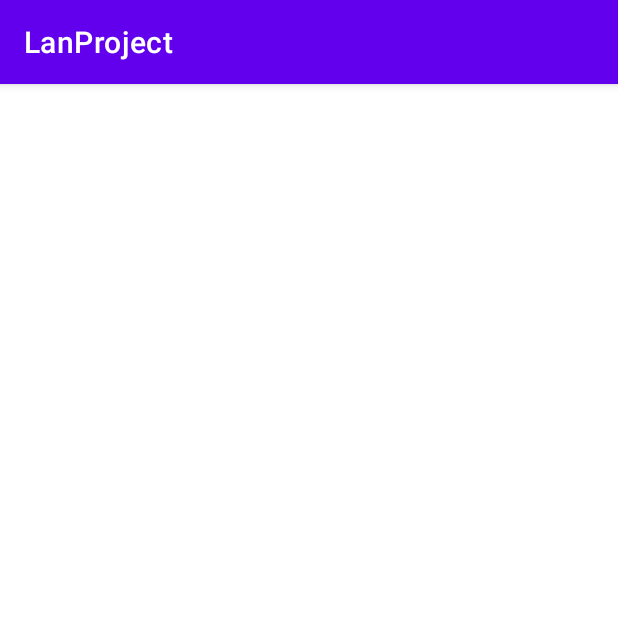
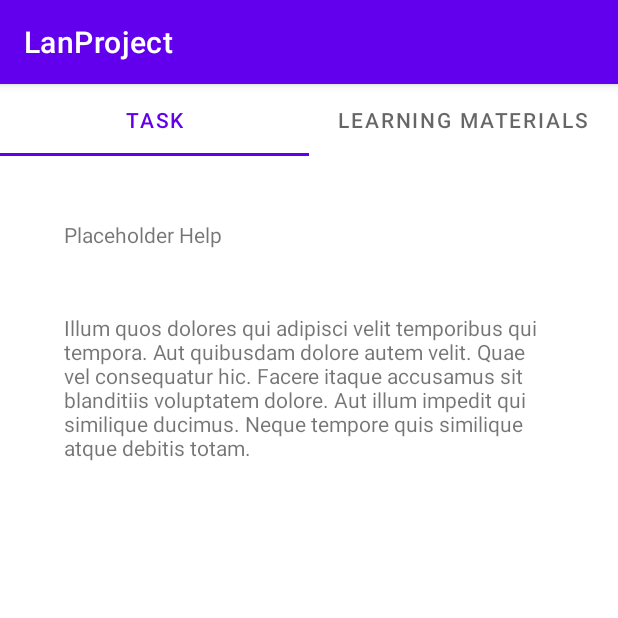
Before and after one commit to Ialda/LanProject, an Android app: the MainPageActivity screen opened directly, with no data from a screen before it, after a tap on "START", on a phone screen of 412 x 824 dp, the top half of it. Run offline under Robolectric (Android 15) with nearby library versions, the light colour scheme and no system bars.

Commit message:
TaskContainer added

```diff
--- a/app/build.gradle
+++ b/app/build.gradle
@@ -39,6 +39,7 @@ dependencies {
     implementation 'androidx.appcompat:appcompat:1.2.0'
     implementation 'com.google.android.material:material:1.2.1'
     implementation 'androidx.constraintlayout:constraintlayout:2.0.4'
+    implementation 'androidx.legacy:legacy-support-v4:1.0.0'
     testImplementation 'junit:junit:4.+'
     androidTestImplementation 'androidx.test.ext:junit:1.1.2'
     androidTestImplementation 'androidx.test.espresso:espresso-core:3.3.0'
--- a/app/src/main/AndroidManifest.xml
+++ b/app/src/main/AndroidManifest.xml
@@ -29,7 +29,7 @@
             <meta-data android:name="android.support.PARENT_ACTIVITY"
                 android:value=".MainPageActivity" />
         </activity>
-        <activity android:name=".Portal1Activity">
+        <activity android:name=".TaskContainer">
             android:parentActivityName=".MainPageActivity">
             <meta-data android:name="android.support.PARENT_ACTIVITY"
                 android:value=".MainPageActivity" />
--- a/app/src/main/java/com/example/lanproject/MainPageActivity.kt
+++ b/app/src/main/java/com/example/lanproject/MainPageActivity.kt
@@ -18,11 +18,11 @@ class MainPageActivity : AppCompatActivity() {
         val Activity = findViewById<Spinner>(R.id.SpinnerActivityChoice)
 
         when (Activity.selectedItem.toString()) {
-            "Activity 1" -> {startActivity(Intent(this, Portal1Activity::class.java))}
-            "Activity 2" -> {startActivity(Intent(this, Portal2Activity::class.java))}
-            "Activity 3" -> {startActivity(Intent(this, Portal3Activity::class.java))}
-            "Activity 4" -> {startActivity(Intent(this, Portal4Activity::class.java))}
-            "Activity 5" -> {startActivity(Intent(this, Portal5Activity::class.java))}
+            "Activity 1" -> {startActivity(Intent(this, TaskContainer::class.java).putExtra("taskID", 0))} // NOTE (linus): how do send fragment in intent? :/
+            "Activity 2" -> {startActivity(Intent(this, TaskContainer::class.java).putExtra("taskID", 1))}
+            "Activity 3" -> {startActivity(Intent(this, TaskContainer::class.java).putExtra("taskID", 2))}
+            "Activity 4" -> {startActivity(Intent(this, TaskContainer::class.java).putExtra("taskID", 3))}
+            "Activity 5" -> {startActivity(Intent(this, TaskContainer::class.java).putExtra("taskID", 4))}
         }
     }
 }
--- a/app/src/main/java/com/example/lanproject/Portal1Activity.kt
+++ /dev/null
@@ -1,11 +0,0 @@
-package com.example.lanproject
-
-import androidx.appcompat.app.AppCompatActivity
-import android.os.Bundle
-
-class Portal1Activity : AppCompatActivity() {
-    override fun onCreate(savedInstanceState: Bundle?) {
-        super.onCreate(savedInstanceState)
-        setContentView(R.layout.activity_portal1)
-    }
-}
--- /dev/null
+++ b/app/src/main/java/com/example/lanproject/TaskContainer.kt
@@ -0,0 +1,46 @@
+package com.example.lanproject
+
+import androidx.appcompat.app.AppCompatActivity
+import android.os.Bundle
+import androidx.fragment.app.Fragment
+import androidx.viewpager2.adapter.FragmentStateAdapter
+import androidx.viewpager2.widget.ViewPager2
+import com.google.android.material.tabs.TabLayout
+import com.google.android.material.tabs.TabLayoutMediator
+
+class TaskContainer : AppCompatActivity() {
+    private inner class PageAdapter(activity: TaskContainer, private val pages: List<Fragment>) : FragmentStateAdapter(activity) {
+        override fun getItemCount(): Int = pages.count()
+        override fun createFragment(position: Int): Fragment = pages[position]
+    }
+
+    // TODO: Fan, this is quick and dirty
+    // Fragments for Tasks 1-5
+    private val taskFragments = listOf(
+        TaskHelpPlaceholder(),
+        TaskHelpPlaceholder(),
+        TaskHelpPlaceholder(),
+        TaskHelpPlaceholder(),
+        TaskHelpPlaceholder()
+    )
+
+    override fun onCreate(savedInstanceState: Bundle?) {
+        super.onCreate(savedInstanceState)
+        setContentView(R.layout.activity_task_container)
+
+        val viewPager = findViewById<ViewPager2>(R.id.viewPager)
+        viewPager.adapter = PageAdapter(this, listOf(
+            taskFragments[intent.getIntExtra("taskID", 0)], // Task Fragment
+            TaskHelpPlaceholder()                                             // Help Fragment
+        ))
+
+        val tabTexts = listOf("Task", "Learning Materials")
+        TabLayoutMediator(  // TODO: prettify all this
+            findViewById(R.id.tabLayout),
+            viewPager
+        ) {
+            tab: TabLayout.Tab, position: Int ->
+            tab.text = if (position <= 1) tabTexts[position] else "Naj nu vart de fel"
+        }.attach()
+    }
+}
--- /dev/null
+++ b/app/src/main/java/com/example/lanproject/TaskHelpPlaceholder.kt
@@ -0,0 +1,13 @@
+package com.example.lanproject
+
+import android.os.Bundle
+import androidx.fragment.app.Fragment
+import android.view.LayoutInflater
+import android.view.View
+import android.view.ViewGroup
+
+class TaskHelpPlaceholder : Fragment(R.layout.fragment_task_help_placeholder) {
+    override fun onViewCreated(view: View, savedInstanceState: Bundle?){
+        super.onViewCreated(view, savedInstanceState)
+    }
+}
--- a/app/src/main/res/layout/activity_portal1.xml
+++ /dev/null
@@ -1,9 +0,0 @@
-<?xml version="1.0" encoding="utf-8"?>
-<androidx.constraintlayout.widget.ConstraintLayout xmlns:android="http://schemas.android.com/apk/res/android"
-    xmlns:app="http://schemas.android.com/apk/res-auto"
-    xmlns:tools="http://schemas.android.com/tools"
-    android:layout_width="match_parent"
-    android:layout_height="match_parent"
-    tools:context=".Portal1Activity">
-
-</androidx.constraintlayout.widget.ConstraintLayout>
--- /dev/null
+++ b/app/src/main/res/layout/activity_task_container.xml
@@ -0,0 +1,38 @@
+<?xml version="1.0" encoding="utf-8"?>
+<androidx.constraintlayout.widget.ConstraintLayout xmlns:android="http://schemas.android.com/apk/res/android"
+    xmlns:app="http://schemas.android.com/apk/res-auto"
+    xmlns:tools="http://schemas.android.com/tools"
+    android:layout_width="match_parent"
+    android:layout_height="match_parent"
+    tools:context=".TaskContainer">
+
+    <com.google.android.material.tabs.TabLayout
+        android:id="@+id/tabLayout"
+        android:layout_width="match_parent"
+        android:layout_height="wrap_content"
+        app:layout_constraintEnd_toEndOf="parent"
+        app:layout_constraintStart_toStartOf="parent"
+        app:layout_constraintTop_toTopOf="parent">
+
+        <com.google.android.material.tabs.TabItem
+            android:layout_width="wrap_content"
+            android:layout_height="wrap_content"
+            android:text="Task" />
+
+        <com.google.android.material.tabs.TabItem
+            android:layout_width="wrap_content"
+            android:layout_height="wrap_content"
+            android:text="Learning Materials" />
+
+    </com.google.android.material.tabs.TabLayout>
+
+    <androidx.viewpager2.widget.ViewPager2
+        android:id="@+id/viewPager"
+        android:layout_width="match_parent"
+        android:layout_height="0dp"
+        app:layout_constraintBottom_toBottomOf="parent"
+        app:layout_constraintEnd_toEndOf="parent"
+        app:layout_constraintStart_toStartOf="parent"
+        app:layout_constraintTop_toBottomOf="@+id/tabLayout" />
+
+</androidx.constraintlayout.widget.ConstraintLayout>
--- /dev/null
+++ b/app/src/main/res/layout/fragment_task_help_placeholder.xml
@@ -0,0 +1,34 @@
+<?xml version="1.0" encoding="utf-8"?>
+<FrameLayout xmlns:android="http://schemas.android.com/apk/res/android"
+    xmlns:app="http://schemas.android.com/apk/res-auto"
+    xmlns:tools="http://schemas.android.com/tools"
+    android:layout_width="match_parent"
+    android:layout_height="match_parent"
+    tools:context=".TaskHelpPlaceholder">
+
+    <!-- TODO: Update blank fragment layout -->
+    <androidx.constraintlayout.widget.ConstraintLayout
+        android:layout_width="match_parent"
+        android:layout_height="match_parent">
+
+        <TextView
+            android:id="@+id/textView"
+            android:layout_width="wrap_content"
+            android:layout_height="wrap_content"
+            android:paddingLeft="64px"
+            android:paddingTop="64px"
+            android:text="Placeholder Help"
+            app:layout_constraintStart_toStartOf="parent"
+            app:layout_constraintTop_toTopOf="parent" />
+
+        <TextView
+            android:id="@+id/textView2"
+            android:layout_width="wrap_content"
+            android:layout_height="0dp"
+            android:padding="64px"
+            android:text="Illum quos dolores qui adipisci velit temporibus qui tempora. Aut quibusdam dolore autem velit. Quae vel consequatur hic. Facere itaque accusamus sit blanditiis voluptatem dolore. Aut illum impedit qui similique ducimus. Neque tempore quis similique atque debitis totam."
+            app:layout_constraintStart_toStartOf="parent"
+            app:layout_constraintTop_toBottomOf="@+id/textView" />
+    </androidx.constraintlayout.widget.ConstraintLayout>
+
+</FrameLayout>
--- a/app/src/main/res/values/strings.xml
+++ b/app/src/main/res/values/strings.xml
@@ -21,4 +21,6 @@
         <item>Activity 4</item>
         <item>Activity 5</item>
     </string-array>
+    <!-- TODO: Remove or change this placeholder text -->
+    <string name="hello_blank_fragment">Hello blank fragment</string>
 </resources>
```
